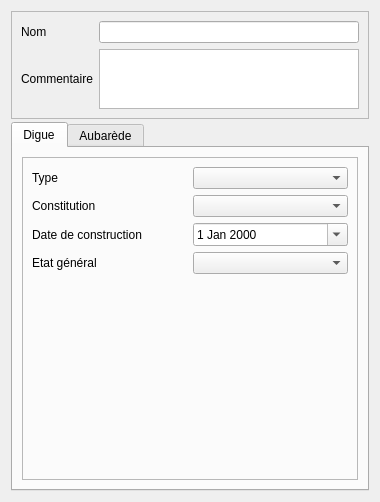
The window that Lamia/iface/qgiswidget/tools/toolprepro/base3_levee/lamiabase_levee_edge_tool_ui.ui (Artelia/Lamia) describes before a commit, drawn with Qt 5.
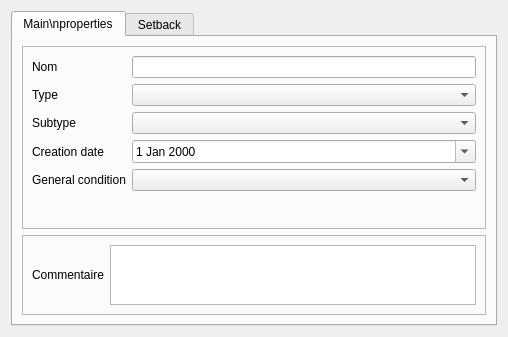
The same window after the commit.

Diff of the .ui file:
```diff
--- a/Lamia/iface/qgiswidget/tools/toolprepro/base3_levee/lamiabase_levee_edge_tool_ui.ui
+++ b/Lamia/iface/qgiswidget/tools/toolprepro/base3_levee/lamiabase_levee_edge_tool_ui.ui
@@ -6,8 +6,8 @@
    <rect>
     <x>0</x>
     <y>0</y>
-    <width>380</width>
-    <height>502</height>
+    <width>508</width>
+    <height>337</height>
    </rect>
   </property>
   <property name="windowTitle">
@@ -17,48 +17,6 @@
    <property name="spacing">
     <number>3</number>
    </property>
-   <item>
-    <widget class="QFrame" name="frame_5">
-     <property name="frameShape">
-      <enum>QFrame::StyledPanel</enum>
-     </property>
-     <property name="frameShadow">
-      <enum>QFrame::Raised</enum>
-     </property>
-     <layout class="QGridLayout" name="gridLayout_5">
-      <item row="1" column="1">
-       <widget class="QTextBrowser" name="textBrowser_commentaire">
-        <property name="maximumSize">
-         <size>
-          <width>16777215</width>
-          <height>60</height>
-         </size>
-        </property>
-        <property name="readOnly">
-         <bool>false</bool>
-        </property>
-       </widget>
-      </item>
-      <item row="1" column="0">
-       <widget class="QLabel" name="label_15">
-        <property name="text">
-         <string>Commentaire</string>
-        </property>
-       </widget>
-      </item>
-      <item row="0" column="0">
-       <widget class="QLabel" name="label">
-        <property name="text">
-         <string>Nom</string>
-        </property>
-       </widget>
-      </item>
-      <item row="0" column="1">
-       <widget class="QLineEdit" name="lineEdit_nom"/>
-      </item>
-     </layout>
-    </widget>
-   </item>
    <item>
     <widget class="QTabWidget" name="tabWidget">
      <property name="currentIndex">
@@ -66,7 +24,7 @@
      </property>
      <widget class="QWidget" name="tab">
       <attribute name="title">
-       <string>Digue</string>
+       <string>Main\nproperties</string>
       </attribute>
       <layout class="QVBoxLayout" name="verticalLayout_2">
        <item>
@@ -78,24 +36,24 @@
           <enum>QFrame::Raised</enum>
          </property>
          <layout class="QGridLayout" name="gridLayout_2">
-          <item row="0" column="0">
+          <item row="1" column="0">
            <widget class="QLabel" name="label_2">
             <property name="text">
              <string>Type</string>
             </property>
            </widget>
           </item>
-          <item row="1" column="0">
+          <item row="2" column="0">
            <widget class="QLabel" name="label_3">
             <property name="text">
-             <string>Constitution</string>
+             <string>Subtype</string>
             </property>
            </widget>
           </item>
-          <item row="1" column="1">
+          <item row="2" column="1">
            <widget class="QComboBox" name="comboBox_contitution"/>
           </item>
-          <item row="4" column="1">
+          <item row="5" column="1">
            <spacer name="verticalSpacer_2">
             <property name="orientation">
              <enum>Qt::Vertical</enum>
@@ -108,35 +66,77 @@
             </property>
            </spacer>
           </item>
-          <item row="0" column="1">
-           <widget class="QComboBox" name="comboBox_type"/>
+          <item row="4" column="1">
+           <widget class="QComboBox" name="comboBox_etat_fonc"/>
           </item>
-          <item row="2" column="0">
-           <widget class="QLabel" name="label_9">
-            <property name="text">
-             <string>Date de construction</string>
-            </property>
-            <property name="wordWrap">
-             <bool>true</bool>
-            </property>
-           </widget>
-          </item>
-          <item row="2" column="1">
+          <item row="3" column="1">
            <widget class="QDateEdit" name="dateEdit_datecontruct">
             <property name="calendarPopup">
              <bool>true</bool>
             </property>
            </widget>
           </item>
-          <item row="3" column="0">
+          <item row="4" column="0">
            <widget class="QLabel" name="label_10">
             <property name="text">
-             <string>Etat général</string>
+             <string>General condition</string>
             </property>
            </widget>
           </item>
-          <item row="3" column="1">
-           <widget class="QComboBox" name="comboBox_etat_fonc"/>
+          <item row="1" column="1">
+           <widget class="QComboBox" name="comboBox_type"/>
+          </item>
+          <item row="3" column="0">
+           <widget class="QLabel" name="label_9">
+            <property name="text">
+             <string>Creation date</string>
+            </property>
+            <property name="wordWrap">
+             <bool>true</bool>
+            </property>
+           </widget>
+          </item>
+          <item row="0" column="0">
+           <widget class="QLabel" name="label">
+            <property name="text">
+             <string>Nom</string>
+            </property>
+           </widget>
+          </item>
+          <item row="0" column="1">
+           <widget class="QLineEdit" name="lineEdit_nom"/>
+          </item>
+         </layout>
+        </widget>
+       </item>
+       <item>
+        <widget class="QFrame" name="frame_5">
+         <property name="frameShape">
+          <enum>QFrame::StyledPanel</enum>
+         </property>
+         <property name="frameShadow">
+          <enum>QFrame::Raised</enum>
+         </property>
+         <layout class="QGridLayout" name="gridLayout_5">
+          <item row="1" column="1">
+           <widget class="QTextBrowser" name="textBrowser_commentaire">
+            <property name="maximumSize">
+             <size>
+              <width>16777215</width>
+              <height>60</height>
+             </size>
+            </property>
+            <property name="readOnly">
+             <bool>false</bool>
+            </property>
+           </widget>
+          </item>
+          <item row="1" column="0">
+           <widget class="QLabel" name="label_15">
+            <property name="text">
+             <string>Commentaire</string>
+            </property>
+           </widget>
           </item>
          </layout>
         </widget>
@@ -145,7 +145,7 @@
      </widget>
      <widget class="QWidget" name="tab_2">
       <attribute name="title">
-       <string>Aubarède</string>
+       <string>Setback</string>
       </attribute>
       <layout class="QGridLayout" name="gridLayout_3">
        <item row="3" column="1">
```
Left out of the diff: 16 changed lines with no effect on the pictures.
